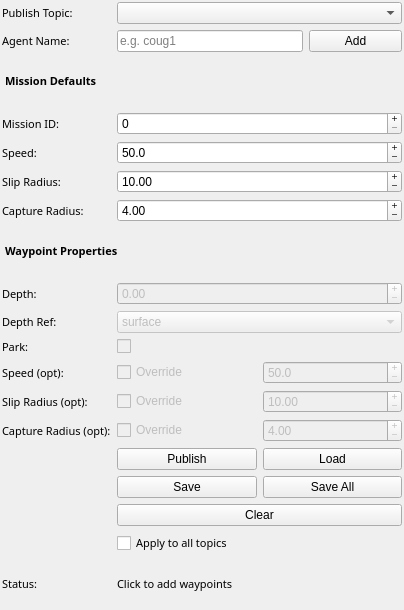
This is cougars_mapviz/ui/cougars_waypoints_config.ui in BYU-FRoSt-Lab/cougars-base-station as Qt 5 draws it before an edit. The edited form follows.
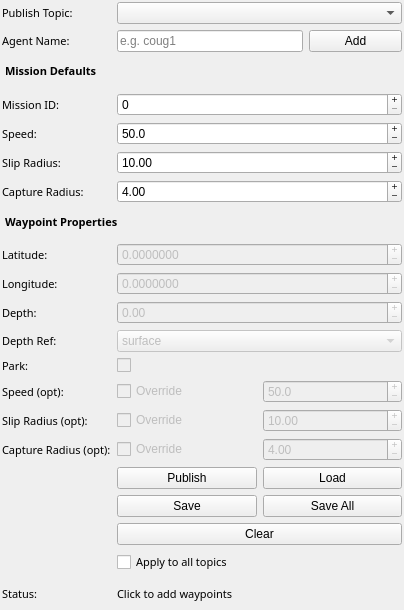
This is the edited form.

```diff
--- a/cougars_mapviz/ui/cougars_waypoints_config.ui
+++ b/cougars_mapviz/ui/cougars_waypoints_config.ui
@@ -148,12 +148,50 @@
 
       <!-- Row 8: Depth value -->
       <item row="8" column="0">
+        <widget class="QLabel" name="label_lat">
+          <property name="font"><font><family>Sans Serif</family><pointsize>8</pointsize></font></property>
+          <property name="text"><string>Latitude:</string></property>
+        </widget>
+      </item>
+      <item row="8" column="1" colspan="3">
+        <widget class="QDoubleSpinBox" name="lat_editor">
+          <property name="enabled"><bool>false</bool></property>
+          <property name="keyboardTracking"><bool>false</bool></property>
+          <property name="decimals"><number>7</number></property>
+          <property name="minimum"><double>-90.0</double></property>
+          <property name="maximum"><double>90.0</double></property>
+          <property name="singleStep"><double>0.0000100000000000</double></property>
+          <property name="buttonSymbols"><enum>QAbstractSpinBox::PlusMinus</enum></property>
+        </widget>
+      </item>
+
+      <!-- Row 9: Longitude -->
+      <item row="9" column="0">
+        <widget class="QLabel" name="label_lon">
+          <property name="font"><font><family>Sans Serif</family><pointsize>8</pointsize></font></property>
+          <property name="text"><string>Longitude:</string></property>
+        </widget>
+      </item>
+      <item row="9" column="1" colspan="3">
+        <widget class="QDoubleSpinBox" name="lon_editor">
+          <property name="enabled"><bool>false</bool></property>
+          <property name="keyboardTracking"><bool>false</bool></property>
+          <property name="decimals"><number>7</number></property>
+          <property name="minimum"><double>-180.0</double></property>
+          <property name="maximum"><double>180.0</double></property>
+          <property name="singleStep"><double>0.0000100000000000</double></property>
+          <property name="buttonSymbols"><enum>QAbstractSpinBox::PlusMinus</enum></property>
+        </widget>
+      </item>
+
+      <!-- Row 10: Depth value -->
+      <item row="10" column="0">
         <widget class="QLabel" name="label_depth">
           <property name="font"><font><family>Sans Serif</family><pointsize>8</pointsize></font></property>
           <property name="text"><string>Depth:</string></property>
         </widget>
       </item>
-      <item row="8" column="1" colspan="3">
+      <item row="10" column="1" colspan="3">
         <widget class="QDoubleSpinBox" name="depth_editor">
           <property name="enabled"><bool>false</bool></property>
           <property name="decimals"><number>2</number></property>
@@ -163,14 +201,14 @@
         </widget>
       </item>
 
-      <!-- Row 9: Depth reference (required) -->
-      <item row="9" column="0">
+      <!-- Row 11: Depth reference (required) -->
+      <item row="11" column="0">
         <widget class="QLabel" name="label_depth_ref">
           <property name="font"><font><family>Sans Serif</family><pointsize>8</pointsize></font></property>
           <property name="text"><string>Depth Ref:</string></property>
         </widget>
       </item>
-      <item row="9" column="1" colspan="3">
+      <item row="11" column="1" colspan="3">
         <widget class="QComboBox" name="depth_ref_selector">
           <property name="enabled"><bool>false</bool></property>
           <item><property name="text"><string>surface</string></property></item>
@@ -178,28 +216,28 @@
         </widget>
       </item>
 
-      <!-- Row 10: Park (required) -->
-      <item row="10" column="0">
+      <!-- Row 12: Park (required) -->
+      <item row="12" column="0">
         <widget class="QLabel" name="label_park">
           <property name="font"><font><family>Sans Serif</family><pointsize>8</pointsize></font></property>
           <property name="text"><string>Park:</string></property>
         </widget>
       </item>
-      <item row="10" column="1" colspan="3">
+      <item row="12" column="1" colspan="3">
         <widget class="QCheckBox" name="park_checkbox">
           <property name="enabled"><bool>false</bool></property>
           <property name="text"><string></string></property>
         </widget>
       </item>
 
-      <!-- Row 11: Speed (optional per-waypoint override) -->
-      <item row="11" column="0">
+      <!-- Row 13: Speed (optional per-waypoint override) -->
+      <item row="13" column="0">
         <widget class="QLabel" name="label_speed">
           <property name="font"><font><family>Sans Serif</family><pointsize>8</pointsize></font></property>
           <property name="text"><string>Speed (opt):</string></property>
         </widget>
       </item>
-      <item row="11" column="1" colspan="3">
+      <item row="13" column="1" colspan="3">
         <layout class="QHBoxLayout" name="layout_speed">
           <item>
             <widget class="QCheckBox" name="speed_override_checkbox">
@@ -220,14 +258,14 @@
         </layout>
       </item>
 
-      <!-- Row 12: Slip Radius (optional per-waypoint override) -->
-      <item row="12" column="0">
+      <!-- Row 14: Slip Radius (optional per-waypoint override) -->
+      <item row="14" column="0">
         <widget class="QLabel" name="label_slip_radius">
           <property name="font"><font><family>Sans Serif</family><pointsize>8</pointsize></font></property>
           <property name="text"><string>Slip Radius (opt):</string></property>
         </widget>
       </item>
-      <item row="12" column="1" colspan="3">
+      <item row="14" column="1" colspan="3">
         <layout class="QHBoxLayout" name="layout_slip_radius">
           <item>
             <widget class="QCheckBox" name="slip_radius_override_checkbox">
@@ -248,14 +286,14 @@
         </layout>
       </item>
 
-      <!-- Row 13: Capture Radius (optional per-waypoint override) -->
-      <item row="13" column="0">
+      <!-- Row 15: Capture Radius (optional per-waypoint override) -->
+      <item row="15" column="0">
         <widget class="QLabel" name="label_capture_radius">
           <property name="font"><font><family>Sans Serif</family><pointsize>8</pointsize></font></property>
           <property name="text"><string>Capture Radius (opt):</string></property>
         </widget>
       </item>
-      <item row="13" column="1" colspan="3">
+      <item row="15" column="1" colspan="3">
         <layout class="QHBoxLayout" name="layout_capture_radius">
           <item>
             <widget class="QCheckBox" name="capture_radius_override_checkbox">
@@ -276,8 +314,8 @@
         </layout>
       </item>
 
-      <!-- Row 14: Publish / Load -->
-      <item row="14" column="1" colspan="3">
+      <!-- Row 16: Publish / Load -->
+      <item row="16" column="1" colspan="3">
         <layout class="QHBoxLayout" name="horizontalLayout_pub_load">
           <item>
             <widget class="QPushButton" name="publish">
@@ -292,8 +330,8 @@
         </layout>
       </item>
 
-      <!-- Row 15: Save / Save All -->
-      <item row="15" column="1" colspan="3">
+      <!-- Row 17: Save / Save All -->
+      <item row="17" column="1" colspan="3">
         <layout class="QHBoxLayout" name="horizontalLayout_file">
           <item>
             <widget class="QPushButton" name="save">
@@ -308,15 +346,15 @@
         </layout>
       </item>
 
-      <!-- Row 16: Clear -->
-      <item row="16" column="1" colspan="3">
+      <!-- Row 18: Clear -->
+      <item row="18" column="1" colspan="3">
         <widget class="QPushButton" name="clear">
           <property name="text"><string>Clear</string></property>
         </widget>
       </item>
 
-      <!-- Row 17: Apply all -->
-      <item row="17" column="1" colspan="3">
+      <!-- Row 19: Apply all -->
+      <item row="19" column="1" colspan="3">
         <widget class="QCheckBox" name="apply_all">
           <property name="font"><font><family>Sans Serif</family><pointsize>8</pointsize></font></property>
           <property name="text"><string>Apply to all topics</string></property>
@@ -324,14 +362,14 @@
         </widget>
       </item>
 
-      <!-- Row 18: Status -->
-      <item row="18" column="0">
+      <!-- Row 20: Status -->
+      <item row="20" column="0">
         <widget class="QLabel" name="label_status">
           <property name="font"><font><family>Sans Serif</family><pointsize>8</pointsize></font></property>
           <property name="text"><string>Status:</string></property>
         </widget>
       </item>
-      <item row="18" column="1" colspan="3">
+      <item row="20" column="1" colspan="3">
         <widget class="QLabel" name="status">
           <property name="font"><font><family>Sans Serif</family><pointsize>8</pointsize></font></property>
           <property name="styleSheet"><string notr="true" /></property>
```
Left out of the diff: 2 changed lines with no effect on the pictures.
